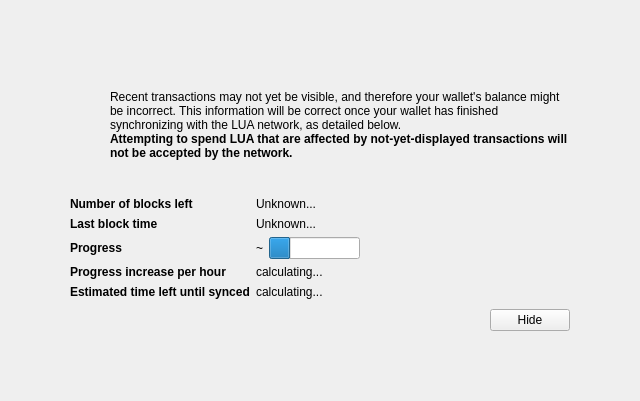
Above: src/qt/forms/modaloverlay.ui from minblock/luascoin before the change. Below: the same form after it.
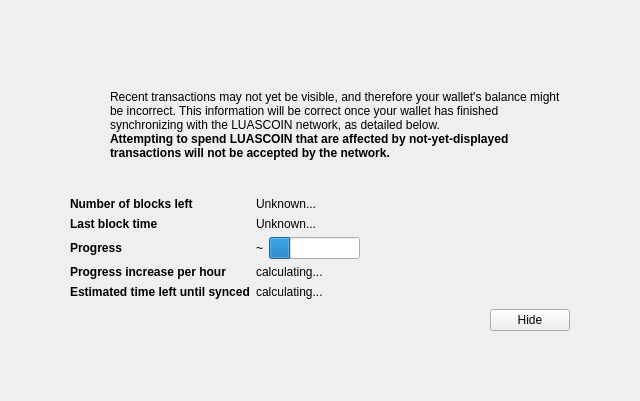
That is the form after the change. Icons and pictures are not drawn. Custom widgets are drawn as their Qt base class.

The edit to the form file:
```diff
--- a/src/qt/forms/modaloverlay.ui
+++ b/src/qt/forms/modaloverlay.ui
@@ -128,7 +128,7 @@
              <item>
               <widget class="QLabel" name="infoText">
                <property name="text">
-                <string>Recent transactions may not yet be visible, and therefore your wallet's balance might be incorrect. This information will be correct once your wallet has finished synchronizing with the LUA network, as detailed below.</string>
+                <string>Recent transactions may not yet be visible, and therefore your wallet's balance might be incorrect. This information will be correct once your wallet has finished synchronizing with the LUASCOIN network, as detailed below.</string>
                </property>
                <property name="textFormat">
                 <enum>Qt::RichText</enum>
@@ -147,7 +147,7 @@
                 </font>
                </property>
                <property name="text">
-                <string>Attempting to spend LUA that are affected by not-yet-displayed transactions will not be accepted by the network.</string>
+                <string>Attempting to spend LUASCOIN that are affected by not-yet-displayed transactions will not be accepted by the network.</string>
                </property>
                <property name="textFormat">
                 <enum>Qt::RichText</enum>
```
